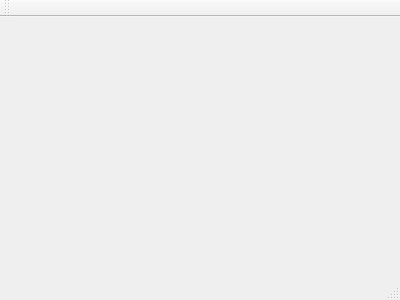
Before: the Qt Designer form mem-generator-ui/mainwindow.ui in tjlagrow/Meme-Machine, drawn with Qt 5.
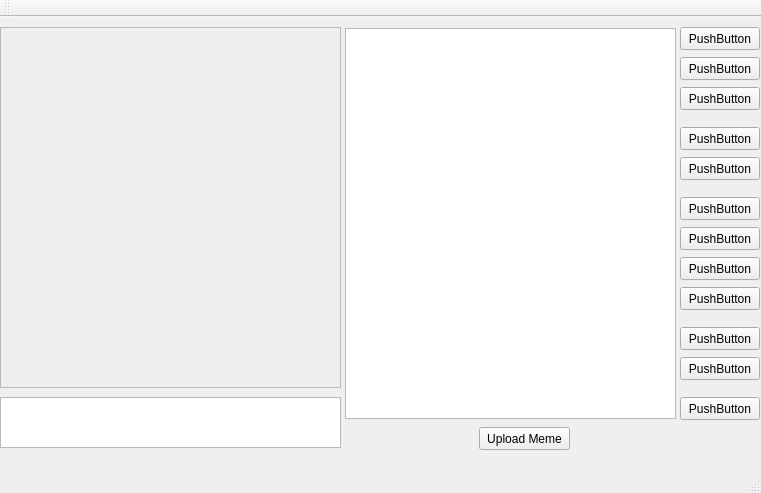
After: the same form once the commit is applied.

The edit to the form file:
```diff
--- a/mem-generator-ui/mainwindow.ui
+++ b/mem-generator-ui/mainwindow.ui
@@ -1,24 +1,252 @@
 <ui version="4.0">
  <class>MainWindow</class>
- <widget class="QMainWindow" name="MainWindow" >
-  <property name="geometry" >
+ <widget class="QMainWindow" name="MainWindow">
+  <property name="geometry">
    <rect>
     <x>0</x>
     <y>0</y>
-    <width>400</width>
-    <height>300</height>
+    <width>761</width>
+    <height>493</height>
    </rect>
   </property>
   <property name="windowTitle" >
    <string>MainWindow</string>
   </property>
-  <widget class="QMenuBar" name="menuBar" />
-  <widget class="QToolBar" name="mainToolBar" />
-  <widget class="QWidget" name="centralWidget" />
-  <widget class="QStatusBar" name="statusBar" />
+  <widget class="QWidget" name="centralWidget">
+   <widget class="QPushButton" name="pushButton">
+    <property name="geometry">
+     <rect>
+      <x>680</x>
+      <y>180</y>
+      <width>80</width>
+      <height>23</height>
+     </rect>
+    </property>
+    <property name="text">
+     <string>PushButton</string>
+    </property>
+   </widget>
+   <widget class="QPushButton" name="pushButton_2">
+    <property name="geometry">
+     <rect>
+      <x>479</x>
+      <y>410</y>
+      <width>91</width>
+      <height>23</height>
+     </rect>
+    </property>
+    <property name="text">
+     <string>Upload Meme</string>
+    </property>
+   </widget>
+   <widget class="QPushButton" name="pushButton_3">
+    <property name="geometry">
+     <rect>
+      <x>680</x>
+      <y>140</y>
+      <width>80</width>
+      <height>23</height>
+     </rect>
+    </property>
+    <property name="text">
+     <string>PushButton</string>
+    </property>
+   </widget>
+   <widget class="QPushButton" name="pushButton_4">
+    <property name="geometry">
+     <rect>
+      <x>680</x>
+      <y>110</y>
+      <width>80</width>
+      <height>23</height>
+     </rect>
+    </property>
+    <property name="text">
+     <string>PushButton</string>
+    </property>
+   </widget>
+   <widget class="QPushButton" name="pushButton_5">
+    <property name="geometry">
+     <rect>
+      <x>680</x>
+      <y>70</y>
+      <width>80</width>
+      <height>23</height>
+     </rect>
+    </property>
+    <property name="text">
+     <string>PushButton</string>
+    </property>
+   </widget>
+   <widget class="QPushButton" name="pushButton_6">
+    <property name="geometry">
+     <rect>
+      <x>680</x>
+      <y>40</y>
+      <width>80</width>
+      <height>23</height>
+     </rect>
+    </property>
+    <property name="text">
+     <string>PushButton</string>
+    </property>
+   </widget>
+   <widget class="QPushButton" name="pushButton_7">
+    <property name="geometry">
+     <rect>
+      <x>680</x>
+      <y>10</y>
+      <width>80</width>
+      <height>23</height>
+     </rect>
+    </property>
+    <property name="text">
+     <string>PushButton</string>
+    </property>
+   </widget>
+   <widget class="QScrollArea" name="scrollArea">
+    <property name="geometry">
+     <rect>
+      <x>0</x>
+      <y>10</y>
+      <width>341</width>
+      <height>361</height>
+     </rect>
+    </property>
+    <property name="widgetResizable">
+     <bool>true</bool>
+    </property>
+    <widget class="QWidget" name="scrollAreaWidgetContents">
+     <property name="geometry">
+      <rect>
+       <x>0</x>
+       <y>0</y>
+       <width>339</width>
+       <height>359</height>
+      </rect>
+     </property>
+    </widget>
+   </widget>
+   <widget class="QTextEdit" name="textEdit">
+    <property name="geometry">
+     <rect>
+      <x>0</x>
+      <y>380</y>
+      <width>341</width>
+      <height>51</height>
+     </rect>
+    </property>
+   </widget>
+   <widget class="QGraphicsView" name="graphicsView">
+    <property name="geometry">
+     <rect>
+      <x>345</x>
+      <y>11</y>
+      <width>331</width>
+      <height>391</height>
+     </rect>
+    </property>
+   </widget>
+   <widget class="QPushButton" name="pushButton_8">
+    <property name="geometry">
+     <rect>
+      <x>680</x>
+      <y>270</y>
+      <width>80</width>
+      <height>23</height>
+     </rect>
+    </property>
+    <property name="text">
+     <string>PushButton</string>
+    </property>
+   </widget>
+   <widget class="QPushButton" name="pushButton_9">
+    <property name="geometry">
+     <rect>
+      <x>680</x>
+      <y>380</y>
+      <width>80</width>
+      <height>23</height>
+     </rect>
+    </property>
+    <property name="text">
+     <string>PushButton</string>
+    </property>
+   </widget>
+   <widget class="QPushButton" name="pushButton_10">
+    <property name="geometry">
+     <rect>
+      <x>680</x>
+      <y>210</y>
+      <width>80</width>
+      <height>23</height>
+     </rect>
+    </property>
+    <property name="text">
+     <string>PushButton</string>
+    </property>
+   </widget>
+   <widget class="QPushButton" name="pushButton_11">
+    <property name="geometry">
+     <rect>
+      <x>680</x>
+      <y>310</y>
+      <width>80</width>
+      <height>23</height>
+     </rect>
+    </property>
+    <property name="text">
+     <string>PushButton</string>
+    </property>
+   </widget>
+   <widget class="QPushButton" name="pushButton_12">
+    <property name="geometry">
+     <rect>
+      <x>680</x>
+      <y>340</y>
+      <width>80</width>
+      <height>23</height>
+     </rect>
+    </property>
+    <property name="text">
+     <string>PushButton</string>
+    </property>
+   </widget>
+   <widget class="QPushButton" name="pushButton_13">
+    <property name="geometry">
+     <rect>
+      <x>680</x>
+      <y>240</y>
+      <width>80</width>
+      <height>23</height>
+     </rect>
+    </property>
+    <property name="text">
+     <string>PushButton</string>
+    </property>
+   </widget>
+  </widget>
+  <widget class="QMenuBar" name="menuBar">
+   <property name="geometry">
+    <rect>
+     <x>0</x>
+     <y>0</y>
+     <width>761</width>
+     <height>20</height>
+    </rect>
+   </property>
+  </widget>
+  <widget class="QToolBar" name="mainToolBar">
+   <attribute name="toolBarArea">
+    <enum>TopToolBarArea</enum>
+   </attribute>
+   <attribute name="toolBarBreak">
+    <bool>false</bool>
+   </attribute>
+  </widget>
+  <widget class="QStatusBar" name="statusBar"/>
  </widget>
- <layoutDefault spacing="6" margin="11" />
- <pixmapfunction></pixmapfunction>
+ <layoutdefault spacing="6" margin="11"/>
  <resources/>
  <connections/>
 </ui>
```
Left out of the diff: 3 changed lines with no effect on the pictures.
